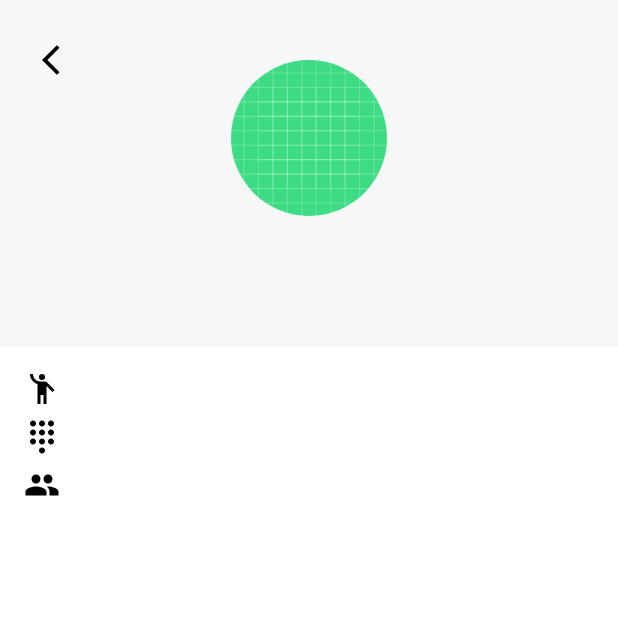
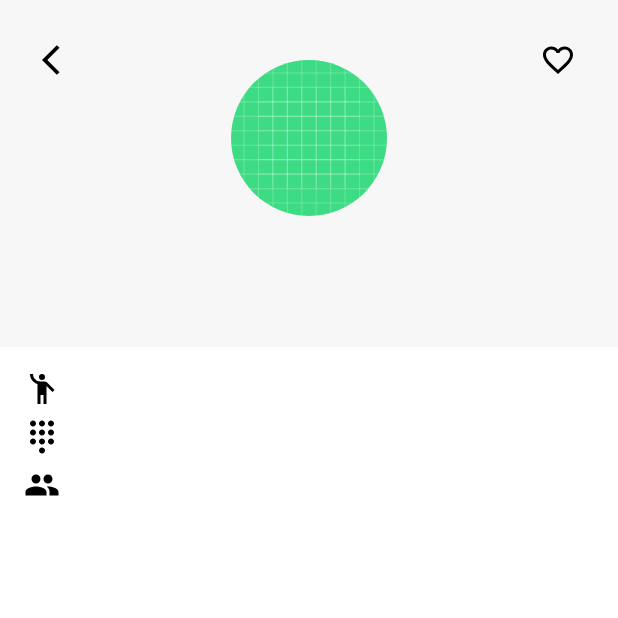
Before and after one commit to NoOseGG/AppForPortfolio, an Android app: the fragment DetailsFragment placed in its activity, on a phone screen of 412 x 824 dp, the top half of it. Run offline under Robolectric (Android 15) with nearby library versions, the phone set to English and light mode, and no system bars; our stand-ins replace Dagger/Hilt's generated code, navigation-ui, paging; plain views replace CircularImageView; pictures from the network do not load; 5 statements that could not run were skipped.

Commit message:
added CharacterDetailsDTO.kt for retrofit

```diff
--- a/data/src/main/java/com/example/data/repository/CharacterRemoteRepositoryImpl.kt
+++ b/data/src/main/java/com/example/data/repository/CharacterRemoteRepositoryImpl.kt
@@ -23,7 +23,7 @@ class CharacterRemoteRepositoryImpl @Inject constructor(
 
     override suspend fun getCharacter(id: Int): Result<CharacterDetails> {
         return runCatching {
-            rickAndMortyService.getCharacter(id)
+            rickAndMortyService.getCharacter(id).toCharacterDetails()
         }
     }
 
--- a/data/src/main/java/com/example/data/retrofit/RickAndMortyService.kt
+++ b/data/src/main/java/com/example/data/retrofit/RickAndMortyService.kt
@@ -1,6 +1,7 @@
 package com.example.data.retrofit
 
 import com.example.domain.model.CharacterDetails
+import com.example.domain.model.CharacterDetailsDTO
 import com.example.domain.model.Characters
 import retrofit2.http.GET
 import retrofit2.http.Path
@@ -18,5 +19,5 @@ interface RickAndMortyService {
     @GET("character/{id}")
     suspend fun getCharacter(
         @Path("id") id: Int
-    ): CharacterDetails
+    ): CharacterDetailsDTO
 }
--- a/domain/src/main/java/com/example/domain/model/CharacterDetails.kt
+++ b/domain/src/main/java/com/example/domain/model/CharacterDetails.kt
@@ -11,7 +11,7 @@ data class CharacterDetails(
     val location: Location,
     val image: String,
     val created: String,
-    val isFavourites: Boolean = false
+    val isFavourites: Boolean = true
 )
 
 data class Origin(
--- /dev/null
+++ b/presentation/src/main/res/drawable/ic_favourites_false.xml
@@ -0,0 +1,5 @@
+<vector android:height="24dp" android:tint="#000000"
+    android:viewportHeight="24" android:viewportWidth="24"
+    android:width="24dp" xmlns:android="http://schemas.android.com/apk/res/android">
+    <path android:fillColor="@android:color/white" android:pathData="M16.5,3c-1.74,0 -3.41,0.81 -4.5,2.09C10.91,3.81 9.24,3 7.5,3 4.42,3 2,5.42 2,8.5c0,3.78 3.4,6.86 8.55,11.54L12,21.35l1.45,-1.32C18.6,15.36 22,12.28 22,8.5 22,5.42 19.58,3 16.5,3zM12.1,18.55l-0.1,0.1 -0.1,-0.1C7.14,14.24 4,11.39 4,8.5 4,6.5 5.5,5 7.5,5c1.54,0 3.04,0.99 3.57,2.36h1.87C13.46,5.99 14.96,5 16.5,5c2,0 3.5,1.5 3.5,3.5 0,2.89 -3.14,5.74 -7.9,10.05z"/>
+</vector>
--- /dev/null
+++ b/presentation/src/main/res/drawable/ic_favourites_true.xml
@@ -0,0 +1,10 @@
+<vector xmlns:android="http://schemas.android.com/apk/res/android"
+    android:width="24dp"
+    android:height="24dp"
+    android:tint="#000000"
+    android:viewportWidth="24"
+    android:viewportHeight="24">
+    <path
+        android:fillColor="@android:color/white"
+        android:pathData="M12,21.35l-1.45,-1.32C5.4,15.36 2,12.28 2,8.5 2,5.42 4.42,3 7.5,3c1.74,0 3.41,0.81 4.5,2.09C13.09,3.81 14.76,3 16.5,3 19.58,3 22,5.42 22,8.5c0,3.78 -3.4,6.86 -8.55,11.54L12,21.35z" />
+</vector>
--- a/presentation/src/main/res/layout/fragment_details.xml
+++ b/presentation/src/main/res/layout/fragment_details.xml
@@ -29,7 +29,8 @@
             android:layout_marginTop="@dimen/margin_big"
             android:layout_marginEnd="@dimen/margin_big"
             app:layout_constraintTop_toTopOf="parent"
-            app:layout_constraintEnd_toEndOf="parent"/>
+            app:layout_constraintEnd_toEndOf="parent"
+            android:src="@drawable/ic_favourites_false"/>
 
         <com.mikhaellopez.circularimageview.CircularImageView
             android:id="@+id/img_character_details_avatar"
```
Also changed, not shown: domain/src/main/java/com/example/domain/model/CharacterDetailsDTO.kt (added, +29 -0 lines), presentation/src/main/java/com/example/appforportfolio/ui/details/DetailsFragment.kt (+10 -0 lines).
